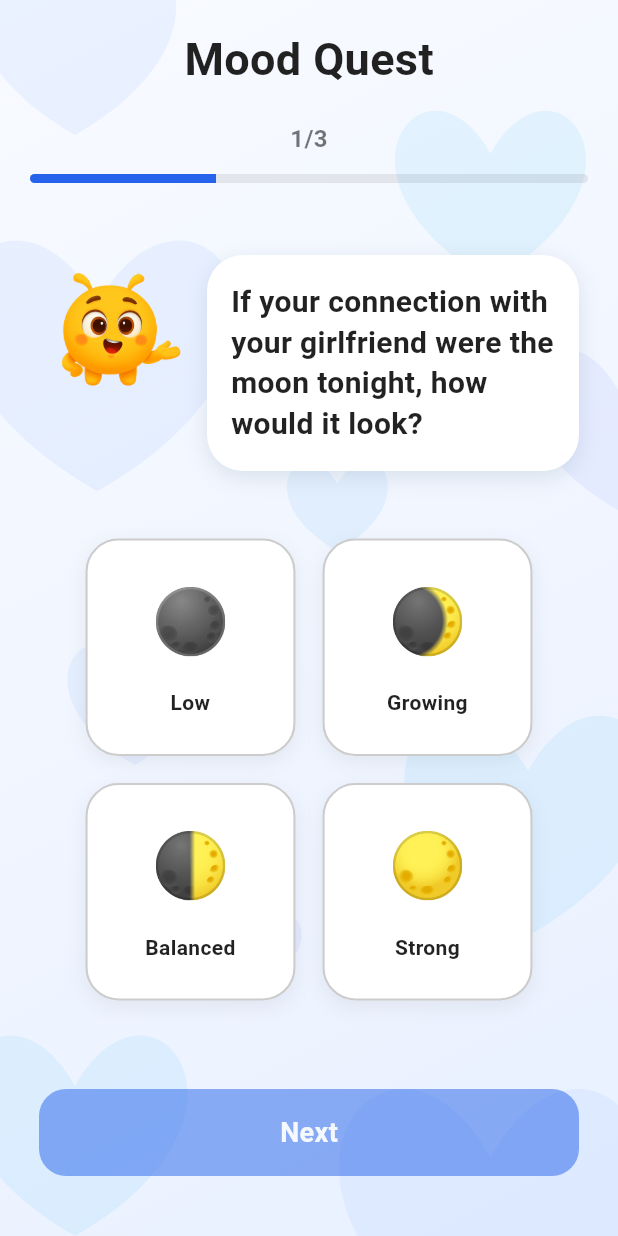
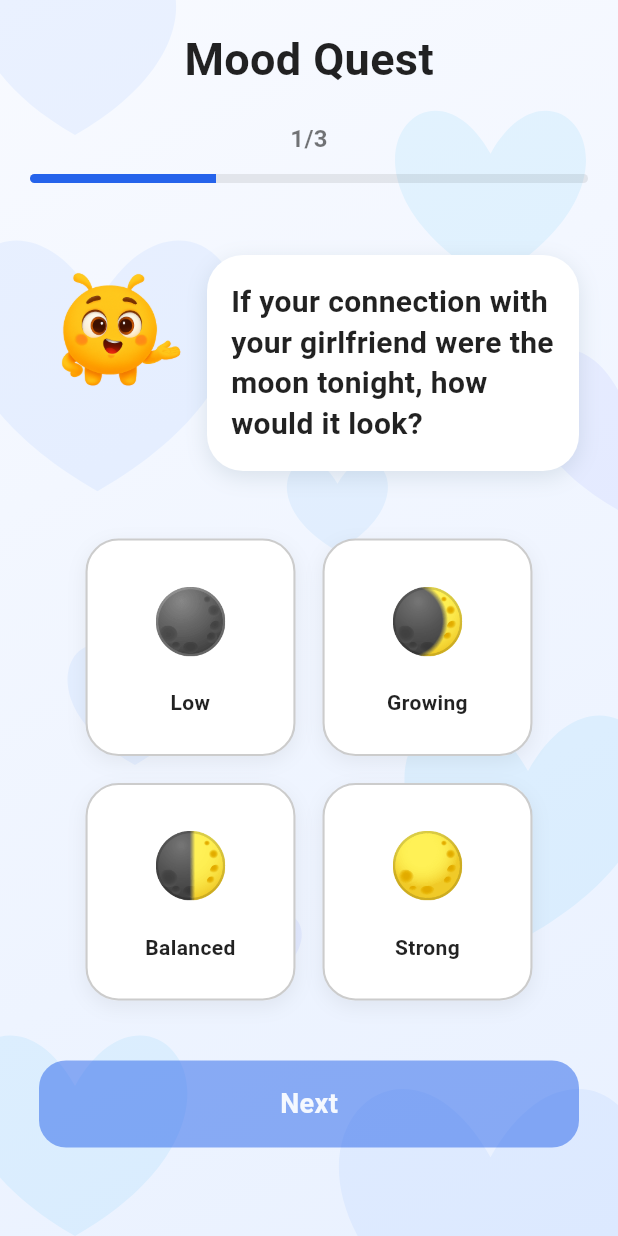
Before and after one commit to Tomasalexpt30/IPM_Bonded, a Flutter app: the screen it shows after launch, on a phone screen of 412 x 824 dp. Run offline on Flutter 3.47's test engine with Material 3 defaults, Android fonts, the light colour scheme and no system bars; our stand-ins replace confetti, fl_chart, photo_view; Roboto replaces fonts that are missing (Poppins).

Commit message:
Bonded APP Version 18.1
- Mood Quest Scroll Enabled

```diff
--- a/lib/pages/mood_quest/mood_quest_page.dart
+++ b/lib/pages/mood_quest/mood_quest_page.dart
@@ -1,6 +1,6 @@
 import 'package:flutter/material.dart';
 import 'package:bondedapp/layout/app_background.dart';
-import 'package:bondedapp/main.dart'; //
+import 'package:bondedapp/main.dart';
 
 class MoodQuestPage extends StatefulWidget {
   const MoodQuestPage({super.key});
@@ -102,7 +102,6 @@ class _MoodQuestPageState extends State<MoodQuestPage> {
                       onSelect: (i) => setState(() => connectionIndex = i),
                       onNext: nextPage,
                     ),
-
                     _questionPage(
                       title:
                       "If your day had a tension meter, how high would it be?",
@@ -116,7 +115,6 @@ class _MoodQuestPageState extends State<MoodQuestPage> {
                       onSelect: (i) => setState(() => energyIndex = i),
                       onNext: nextPage,
                     ),
-
                     _questionPage(
                       title:
                       "If your relationship’s mood today were the weather, what would it be?",
@@ -149,8 +147,14 @@ class _MoodQuestPageState extends State<MoodQuestPage> {
     required Function() onNext,
     bool isLast = false,
   }) {
-    return Padding(
+    return SingleChildScrollView(
+      physics: const BouncingScrollPhysics(),
+      child: Padding(
         padding: const EdgeInsets.symmetric(horizontal: 26),
+        child: ConstrainedBox(
+          constraints: BoxConstraints(
+            minHeight: MediaQuery.of(context).size.height * 0.75,
+          ),
           child: Column(
             children: [
               const SizedBox(height: 10),
@@ -251,7 +255,7 @@ class _MoodQuestPageState extends State<MoodQuestPage> {
                 }),
               ),
 
-          const Spacer(),
+              const SizedBox(height: 40),
 
               GestureDetector(
                 onTap: selectedIndex == -1 ? null : onNext,
@@ -283,6 +287,8 @@ class _MoodQuestPageState extends State<MoodQuestPage> {
               const SizedBox(height: 40),
             ],
           ),
+        ),
+      ),
     );
   }
 }
```
Lines whose indentation alone changed are shown as unchanged.
